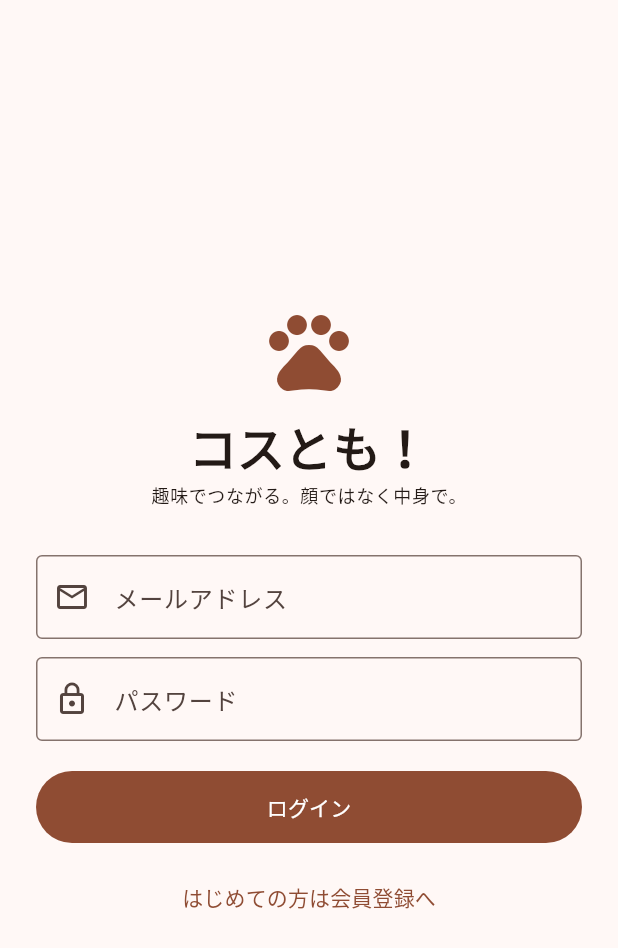
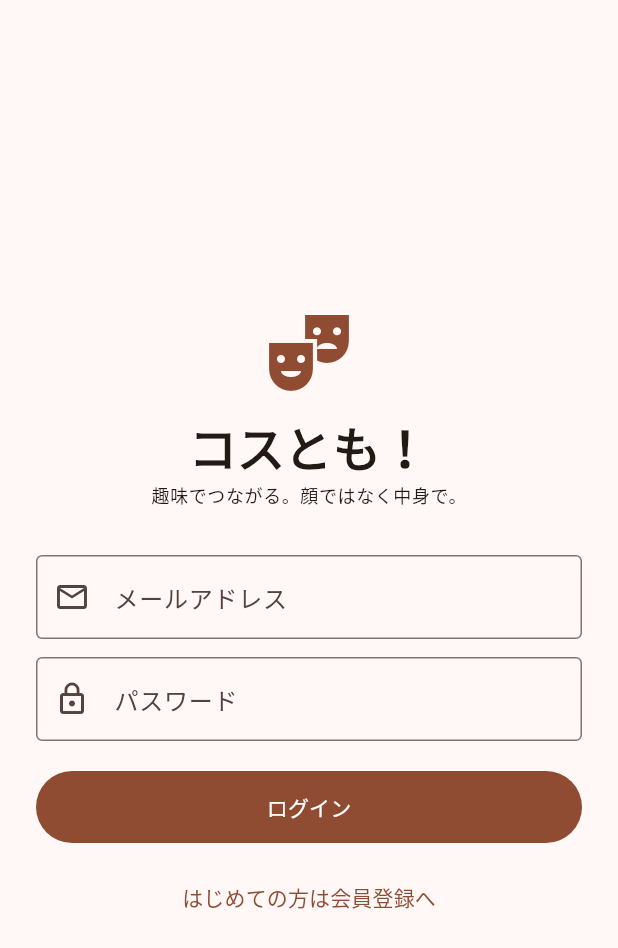
Before and after one commit to daichiyabunaka-rgb/Costomo-app-prototype, a Flutter app: the screen it shows after launch, on a phone screen of 412 x 824 dp. Shown: the top 948 px of the screen. Run offline on Flutter 3.47's test engine with Material 3 defaults, Android fonts, the phone set to English and light mode, and no system bars; our stand-ins replace flutter_map, geolocator, google_maps_flutter, image_picker, latlong2, share_plus and 2 more; accounts and stored records are empty.

Commit message:
アプリ内の肉球アイコンをコスプレ用に変更
- ログイン画面・設定のアプリ一覧: マスク（theater_comedy）へ
- ゆずりあいタブ: swap_horiz、撮影スポット空状態: カメラへ
- カテゴリ追加シートの既定アイコン: camera（categoryIconChoices内の実在名に修正）

Generated by Mistral Vibe.
Co-Authored-By: Mistral Vibe <vibe@mistral.ai>

```diff
--- a/app/lib/src/screens/home_shell.dart
+++ b/app/lib/src/screens/home_shell.dart
@@ -52,8 +52,8 @@ class _HomeShellState extends State<HomeShell> {
             label: 'コミュニティ',
           ),
           NavigationDestination(
-            icon: Icon(Icons.pets_outlined),
-            selectedIcon: Icon(Icons.pets),
+            icon: Icon(Icons.swap_horiz_outlined),
+            selectedIcon: Icon(Icons.swap_horiz),
             label: 'ゆずりあい',
           ),
           NavigationDestination(
--- a/app/lib/src/screens/login_screen.dart
+++ b/app/lib/src/screens/login_screen.dart
@@ -69,7 +69,7 @@ class _LoginScreenState extends State<LoginScreen> {
             child: Column(
               mainAxisSize: MainAxisSize.min,
               children: [
-                Icon(Icons.pets,
+                Icon(Icons.theater_comedy,
                     size: 64, color: theme.colorScheme.primary),
                 const SizedBox(height: 12),
                 Text('コスとも！',
--- a/app/lib/src/screens/profile_setup_screen.dart
+++ b/app/lib/src/screens/profile_setup_screen.dart
@@ -522,7 +522,7 @@ class _AddCategorySheet extends StatefulWidget {
 
 class _AddCategorySheetState extends State<_AddCategorySheet> {
   final TextEditingController _name = TextEditingController();
-  String _selectedIcon = 'pets';
+  String _selectedIcon = 'camera';
   bool _submitting = false;
 
   @override
--- a/app/lib/src/screens/spot_page.dart
+++ b/app/lib/src/screens/spot_page.dart
@@ -141,7 +141,7 @@ class _SpotPageState extends State<SpotPage> {
       padding: const EdgeInsets.only(top: 24),
       child: Column(
         children: [
-          Icon(Icons.pets, size: 40, color: Colors.grey.shade500),
+          Icon(Icons.photo_camera, size: 40, color: Colors.grey.shade500),
           const SizedBox(height: 8),
           Text('近くに撮影スポットが見つかりませんでした。',
               style: theme.textTheme.bodySmall),
--- a/app/lib/src/screens/tomotsuku_settings_screen.dart
+++ b/app/lib/src/screens/tomotsuku_settings_screen.dart
@@ -132,7 +132,7 @@ class _TomoTskuSettingsScreenState extends State<TomoTskuSettingsScreen> {
         child: Row(
           children: [
             Icon(
-              isThisApp ? Icons.pets : Icons.apps,
+              isThisApp ? Icons.theater_comedy : Icons.apps,
               color: theme.colorScheme.primary,
             ),
             const SizedBox(width: 12),
```
